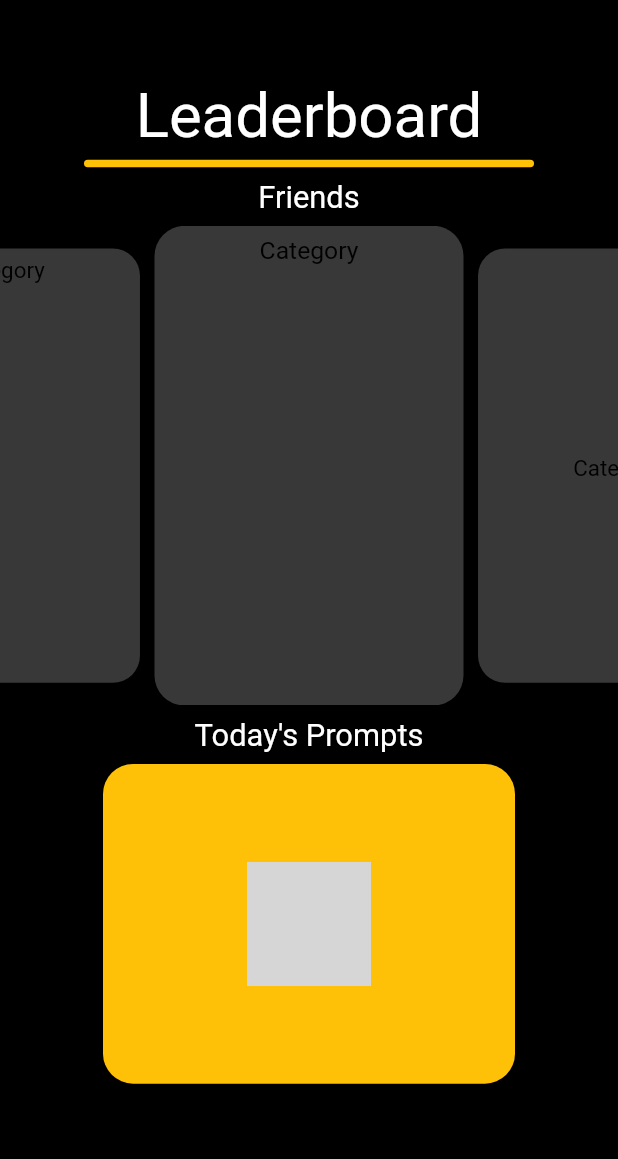
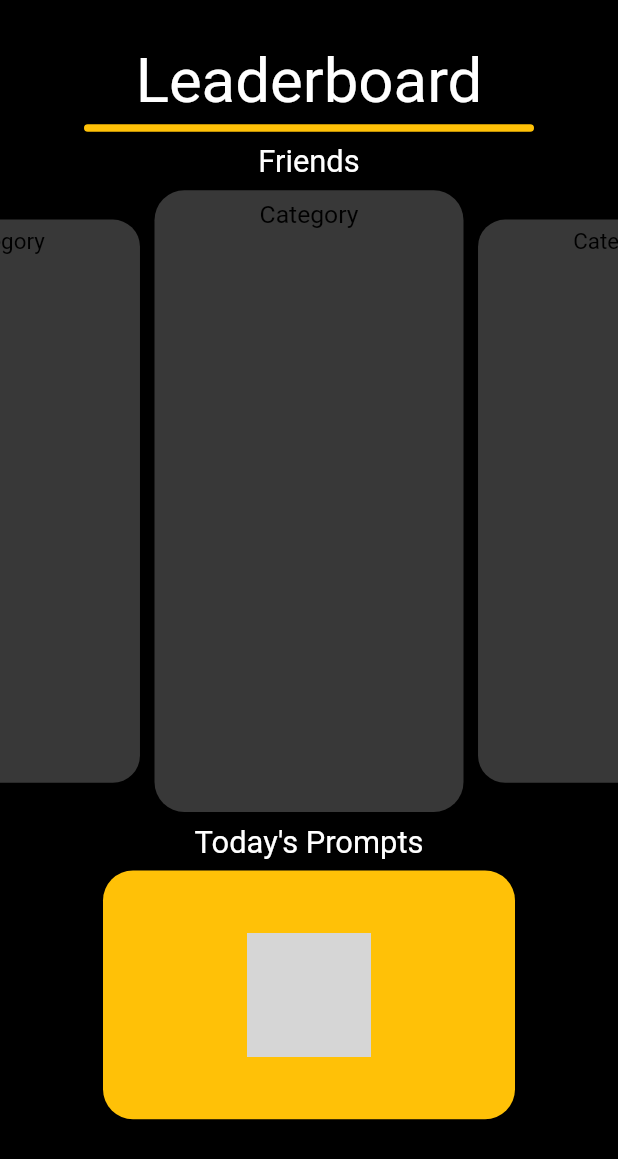
Before and after one commit to Devamp/chuckler, a Flutter app: the ExplorePage screen opened directly, on a phone screen of 412 x 824 dp. Shown: the top 1159 px of the screen. Run offline on Flutter 3.47's test engine with Material 3 defaults, Android fonts, the phone set to English and light mode, and no system bars; drawn by our look-alikes of carousel_slider; our stand-ins replace auto_size_text, cloud_firestore, cloud_functions, firebase_auth, firebase_core, flutter_profile_picture and 2 more; accounts and stored records are empty; project files that could hold a hidden picture were left out; grey boxes are pictures that could not be loaded.

Commit message:
small fix to explore
updated flex value for the Carosel

```diff
--- a/lib/pages/explore_page.dart
+++ b/lib/pages/explore_page.dart
@@ -85,7 +85,7 @@ class _ExplorePageState extends State<ExplorePage> {
               ),
             ),
             Expanded(
-              flex: 3,
+              flex: 5,
               child: Container(
                 width: double.infinity,
                 height: 10,
@@ -145,27 +145,7 @@ class _ExplorePageState extends State<ExplorePage> {
                         ],
                       ),
                     ),
-                    Container(
-                      width: 100,
-                      height: 100,
-                      decoration: BoxDecoration(
-                        color: Color(0xFF383838),
-                        borderRadius: BorderRadius.circular(20),
-                      ),
-                      child: Align(
-                        alignment: AlignmentDirectional(0, 0),
-                        child: Padding(
-                          padding: EdgeInsetsDirectional.fromSTEB(0, 5, 0, 0),
-                          child: Text(
-                            'Category',
-                            style: TextStyle(
-                                color: Colors.black,
-                                letterSpacing: 0,
-                                fontSize: screenHeight / 50),
-                          ),
-                        ),
-                      ),
-                    ),
+
                     Container(
                       width: 100,
                       height: 100,
@@ -187,7 +167,7 @@ class _ExplorePageState extends State<ExplorePage> {
                                 style: TextStyle(
                                     color: Colors.black,
                                     letterSpacing: 0,
-                                    fontSize: screenHeight / 40),
+                                    fontSize: screenHeight / 50),
                               ),
                             ),
                           ),
```
